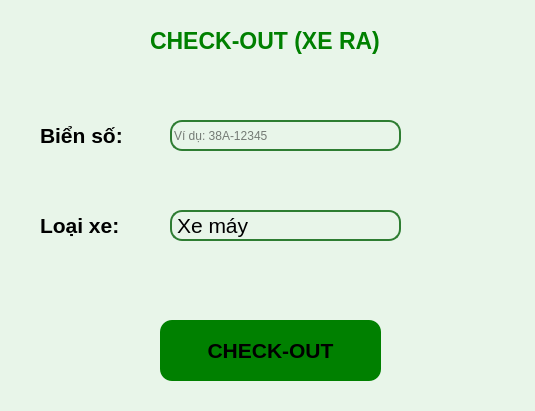
The window that QLBaiDoXeThongMinh/giaodien/designer/check_out.ui (hiennguyen2501/project_HeThongQuanLyBaiXeThongMinh) describes before a commit, drawn with Qt 5.
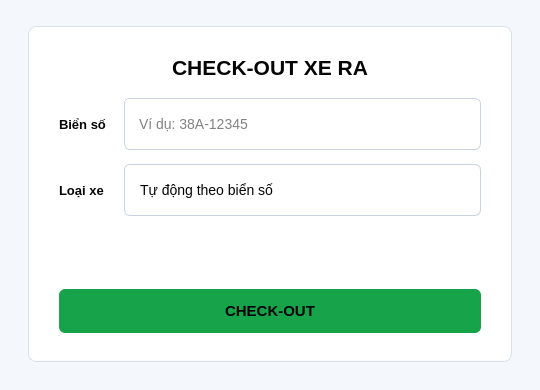
The same window after the commit.

Diff of the .ui file:
```diff
--- a/QLBaiDoXeThongMinh/giaodien/designer/check_out.ui
+++ b/QLBaiDoXeThongMinh/giaodien/designer/check_out.ui
@@ -6,139 +6,172 @@
    <rect>
     <x>0</x>
     <y>0</y>
-    <width>535</width>
-    <height>411</height>
+    <width>540</width>
+    <height>390</height>
    </rect>
   </property>
+  <property name="minimumSize">
+   <size>
+    <width>460</width>
+    <height>330</height>
+   </size>
+  </property>
   <property name="windowTitle">
    <string>Dialog</string>
   </property>
   <property name="styleSheet">
-   <string notr="true">background-color: #E8F5E9;     border: 0px solid #2E7D32;     border-radius: 12px;</string>
+   <string notr="true">QDialog {
+    background: #F4F7FB;
+    color: #050505;
+    font-family: Arial;
+}
+QFrame#card {
+    background: #FFFFFF;
+    border: 1px solid #D8E0EA;
+    border-radius: 8px;
+}
+QLabel {
+    color: #050505;
+    font-size: 14px;
+}
+QLabel#lbl_tieu_de {
+    font-size: 21px;
+    font-weight: 800;
+}
+QLabel#label,
+QLabel#label_2 {
+    font-size: 13px;
+    font-weight: 700;
+}
+QLineEdit,
+QLabel#lbl_loai_xe {
+    min-height: 38px;
+    padding: 6px 12px;
+    background: #FFFFFF;
+    border: 1px solid #C8D2DE;
+    border-radius: 6px;
+    color: #050505;
+    font-size: 14px;
+}
+QPushButton#btn_checkout {
+    min-height: 44px;
+    background: #16A34A;
+    color: #050505;
+    border: none;
+    border-radius: 6px;
+    font-size: 15px;
+    font-weight: 800;
+}
+QPushButton#btn_checkout:hover {
+    background: #12833D;
+}</string>
   </property>
-  <widget class="QLabel" name="lbl_tieu_de">
-   <property name="geometry">
-    <rect>
-     <x>150</x>
-     <y>20</y>
-     <width>241</width>
-     <height>41</height>
-    </rect>
+  <layout class="QVBoxLayout" name="dialogLayout">
+   <property name="leftMargin">
+    <number>28</number>
    </property>
-   <property name="font">
-    <font>
-     <pointsize>17</pointsize>
-     <weight>75</weight>
-     <bold>true</bold>
-    </font>
+   <property name="topMargin">
+    <number>26</number>
    </property>
-   <property name="styleSheet">
-    <string notr="true">background-color: #E8F5E9;     border: 0px solid #2E7D32;     border-radius: 12px; color: green</string>
+   <property name="rightMargin">
+    <number>28</number>
    </property>
-   <property name="text">
-    <string>CHECK-OUT (XE RA)</string>
+   <property name="bottomMargin">
+    <number>28</number>
    </property>
-  </widget>
-  <widget class="QLabel" name="label">
-   <property name="geometry">
-    <rect>
-     <x>40</x>
-     <y>120</y>
-     <width>91</width>
-     <height>31</height>
-    </rect>
-   </property>
-   <property name="font">
-    <font>
-     <pointsize>16</pointsize>
-     <weight>75</weight>
-     <bold>true</bold>
-    </font>
-   </property>
-   <property name="text">
-    <string>Biển số:</string>
-   </property>
-  </widget>
-  <widget class="QLineEdit" name="txt_bien_so">
-   <property name="geometry">
-    <rect>
-     <x>170</x>
-     <y>120</y>
-     <width>231</width>
-     <height>31</height>
-    </rect>
-   </property>
-   <property name="styleSheet">
-    <string notr="true">background-color: #E8F5E9;     border: 2px solid #2E7D32;     border-radius: 12px;</string>
-   </property>
-   <property name="placeholderText">
-    <string>Ví dụ: 38A-12345</string>
-   </property>
-  </widget>
-  <widget class="QLabel" name="label_2">
-   <property name="geometry">
-    <rect>
-     <x>40</x>
-     <y>210</y>
-     <width>101</width>
-     <height>31</height>
-    </rect>
-   </property>
-   <property name="font">
-    <font>
-     <pointsize>16</pointsize>
-     <weight>75</weight>
-     <bold>true</bold>
-    </font>
-   </property>
-   <property name="text">
-    <string>Loại xe:</string>
-   </property>
-  </widget>
-  <widget class="QLabel" name="lbl_loai_xe">
-   <property name="geometry">
-    <rect>
-     <x>170</x>
-     <y>210</y>
-     <width>231</width>
-     <height>31</height>
-    </rect>
-   </property>
-   <property name="font">
-    <font>
-     <pointsize>16</pointsize>
-    </font>
-   </property>
-   <property name="styleSheet">
-    <string notr="true">background-color: #E8F5E9;     border: 2px solid #2E7D32;     border-radius: 12px;</string>
-   </property>
-   <property name="text">
-    <string>Xe máy</string>
-   </property>
-  </widget>
-  <widget class="QPushButton" name="btn_checkout">
-   <property name="geometry">
-    <rect>
-     <x>160</x>
-     <y>320</y>
-     <width>221</width>
-     <height>61</height>
-    </rect>
-   </property>
-   <property name="font">
-    <font>
-     <pointsize>16</pointsize>
-     <weight>75</weight>
-     <bold>true</bold>
-    </font>
-   </property>
-   <property name="styleSheet">
-    <string notr="true">color: black;font-size: 16pt;font-weight: bold; background-color: green</string>
-   </property>
-   <property name="text">
-    <string>CHECK-OUT</string>
-   </property>
-  </widget>
+   <item>
+    <widget class="QFrame" name="card">
+     <layout class="QVBoxLayout" name="cardLayout">
+      <property name="leftMargin">
+       <number>30</number>
+      </property>
+      <property name="topMargin">
+       <number>28</number>
+      </property>
+      <property name="rightMargin">
+       <number>30</number>
+      </property>
+      <property name="bottomMargin">
+       <number>28</number>
+      </property>
+      <property name="spacing">
+       <number>18</number>
+      </property>
+      <item>
+       <widget class="QLabel" name="lbl_tieu_de">
+        <property name="text">
+         <string>CHECK-OUT XE RA</string>
+        </property>
+        <property name="alignment">
+         <set>Qt::AlignCenter</set>
+        </property>
+       </widget>
+      </item>
+      <item>
+       <layout class="QGridLayout" name="formLayout">
+        <property name="horizontalSpacing">
+         <number>18</number>
+        </property>
+        <property name="verticalSpacing">
+         <number>14</number>
+        </property>
+        <item row="0" column="0">
+         <widget class="QLabel" name="label">
+          <property name="text">
+           <string>Biển số</string>
+          </property>
+         </widget>
+        </item>
+        <item row="0" column="1">
+         <widget class="QLineEdit" name="txt_bien_so">
+          <property name="placeholderText">
+           <string>Ví dụ: 38A-12345</string>
+          </property>
+         </widget>
+        </item>
+        <item row="1" column="0">
+         <widget class="QLabel" name="label_2">
+          <property name="text">
+           <string>Loại xe</string>
+          </property>
+         </widget>
+        </item>
+        <item row="1" column="1">
+         <widget class="QLabel" name="lbl_loai_xe">
+          <property name="text">
+           <string>Tự động theo biển số</string>
+          </property>
+         </widget>
+        </item>
+       </layout>
+      </item>
+      <item>
+       <spacer name="verticalSpacer">
+        <property name="orientation">
+         <enum>Qt::Vertical</enum>
+        </property>
+        <property name="sizeHint" stdset="0">
+         <size>
+          <width>20</width>
+          <height>20</height>
+         </size>
+        </property>
+       </spacer>
+      </item>
+      <item>
+       <widget class="QPushButton" name="btn_checkout">
+        <property name="cursor">
+         <cursorShape>PointingHandCursor</cursorShape>
+        </property>
+        <property name="text">
+         <string>CHECK-OUT</string>
+        </property>
+       </widget>
+      </item>
+     </layout>
+    </widget>
+   </item>
+  </layout>
  </widget>
  <resources/>
  <connections/>
```
Left out of the diff: 2 changed lines with no effect on the pictures.
